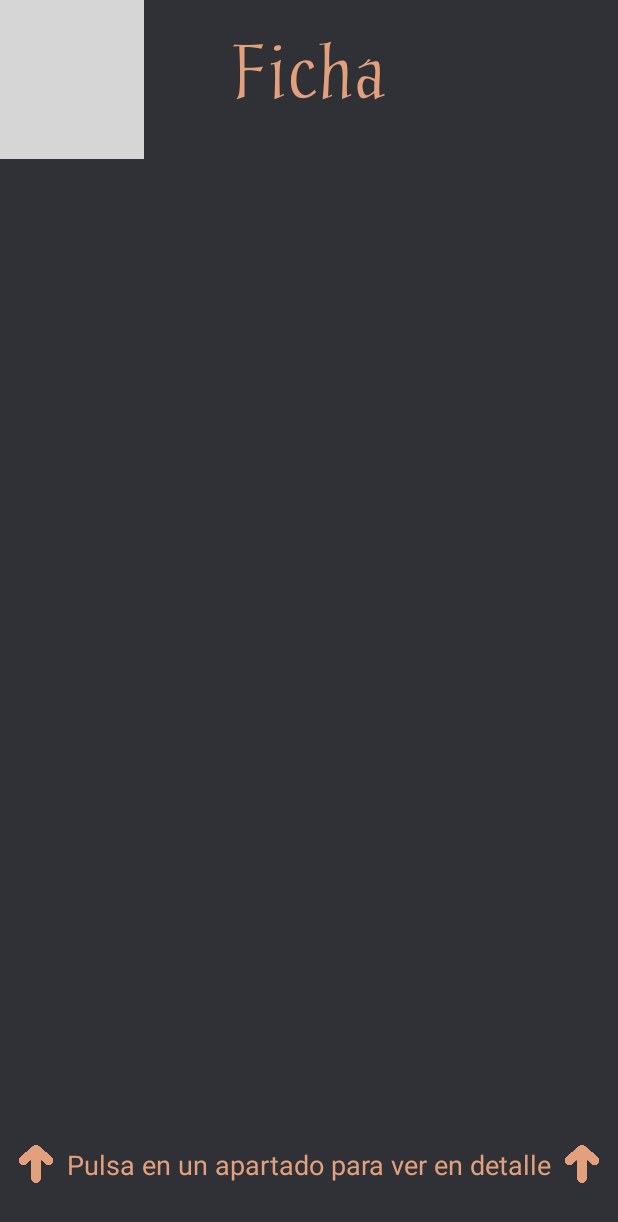
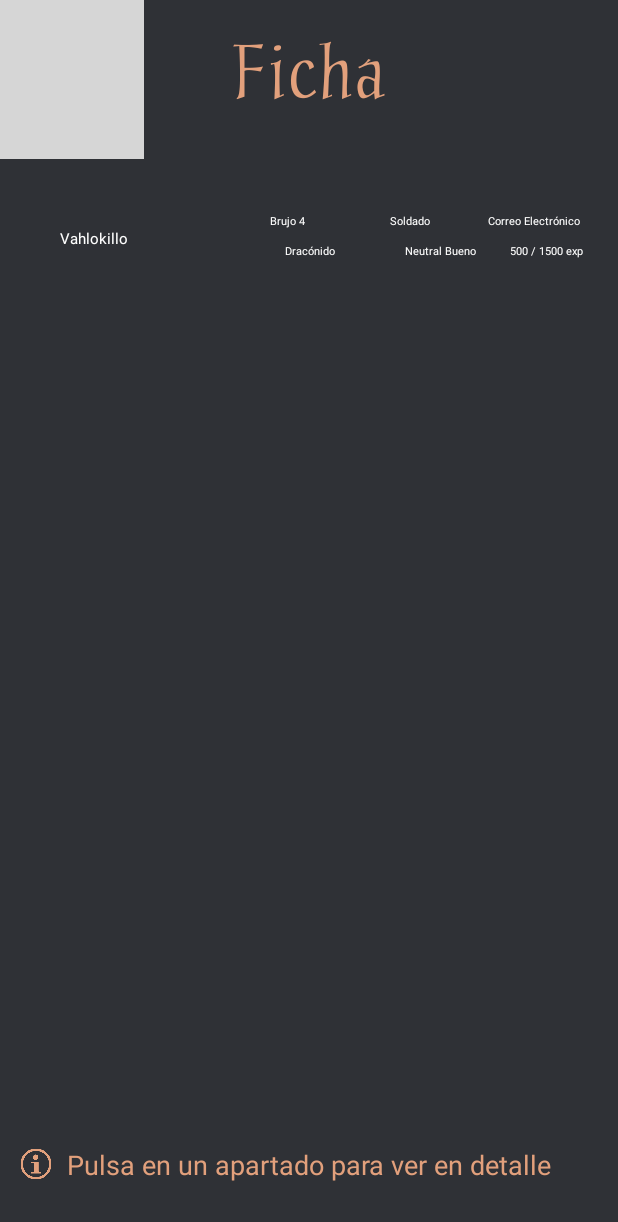
Before and after one commit to DevVahlok/rolplay, an Android app: the InicioActivity screen opened directly, with no data from a screen before it, on a phone screen of 412 x 824 dp. Shown: the top 1222 px of the screen. Run offline under Robolectric (Android 15) with nearby library versions, the phone set to English and light mode, and no system bars; our stand-ins replace Firebase (no records; nobody signed in at launch, a user with empty details on screens opened directly); grey boxes are pictures that could not be loaded.

Commit message:
Variables en miniatura puestas sobre imagen ficha. Valores de placeholder colocados.

```diff
--- a/app/src/main/AndroidManifest.xml
+++ b/app/src/main/AndroidManifest.xml
@@ -11,16 +11,16 @@
         android:theme="@style/Theme.MyApp">
         <activity
             android:name=".CabeceraActivity"
-            android:screenOrientation="portrait"/>
+            android:screenOrientation="nosensor"/>
         <activity
             android:name=".InicioActivity"
-            android:screenOrientation="portrait"/>
+            android:screenOrientation="nosensor"/>
         <activity
             android:name=".RegistrarActivity"
-            android:screenOrientation="portrait"/>
+            android:screenOrientation="nosensor"/>
         <activity
             android:name=".MainActivity"
-            android:screenOrientation="portrait">
+            android:screenOrientation="nosensor">
             <intent-filter>
                 <action android:name="android.intent.action.MAIN" />
 
--- a/app/src/main/java/com/example/rolplay/CabeceraActivity.java
+++ b/app/src/main/java/com/example/rolplay/CabeceraActivity.java
@@ -2,13 +2,9 @@
 
 import androidx.appcompat.app.AppCompatActivity;
 
-import android.media.Image;
 import android.os.Bundle;
-import android.view.View;
 import android.widget.ArrayAdapter;
-import android.widget.Button;
 import android.widget.EditText;
-import android.widget.ImageView;
 import android.widget.ProgressBar;
 import android.widget.Spinner;
 import android.widget.TextView;
--- a/app/src/main/java/com/example/rolplay/InicioActivity.java
+++ b/app/src/main/java/com/example/rolplay/InicioActivity.java
@@ -6,9 +6,11 @@
 import android.os.Bundle;
 import android.view.View;
 import android.widget.Button;
+import android.widget.TextView;
 import android.widget.Toast;
 
-import java.nio.file.Files;
+import com.google.firebase.auth.FirebaseAuth;
+import com.google.firebase.auth.FirebaseUser;
 
 public class InicioActivity extends AppCompatActivity {
 
@@ -17,15 +19,45 @@
             mBotonPestanaHabilidadesBonificadores2, mBotonPestanaCompetenciasIdiomas, mBotonPestanaEquipo,
             mBotonPestanaAtaquesConjuros, mBotonPestanaCombate, mBotonPestanaPersonalidad, mBotonPestanaRasgosAtributos;
 
+    private TextView mNombreJugador_TV, mTrasfondoPersonaje_TV, mClaseNivelPersonaje_TV, mRazaPersonaje_TV,
+            mAlineamientoPersonaje_TV, mExperienciaPersonaje_TV, mNombrePersonaje_TV;
+
+    private FirebaseUser mUsuario;
+    private FirebaseAuth mAuth;
+
     @Override
     protected void onCreate(Bundle savedInstanceState) {
         super.onCreate(savedInstanceState);
         setContentView(R.layout.activity_inicio);
 
+        //Incialización de variables
         mBotonPestanaCabecera = findViewById(R.id.ActivityInicio_cabecera_btn);
         mBotonPestanaPuntosHabilidad = findViewById(R.id.ActivityInicio_puntosHabilidad_btn);
         mBotonPestanaHabilidadesBonificadores1 = findViewById(R.id.ActivityInicio_habilidadesBonificadores1_btn);
         mBotonPestanaHabilidadesBonificadores2 = findViewById(R.id.ActivityInicio_habilidadesBonificadores2_btn);
+        mNombreJugador_TV = findViewById(R.id.ActivityInicio_nombreJugador_TV);
+        mClaseNivelPersonaje_TV = findViewById(R.id.ActivityInicio_claseNivelPersonaje_TV);
+        mTrasfondoPersonaje_TV = findViewById(R.id.ActivityInicio_trasfondoPersonaje_TV);
+        mRazaPersonaje_TV = findViewById(R.id.ActivityInicio_razaPersonaje_TV);
+        mAlineamientoPersonaje_TV = findViewById(R.id.ActivityInicio_alineamientoPersonaje_TV);
+        mExperienciaPersonaje_TV = findViewById(R.id.ActivityInicio_experienciaPersonaje_TV);
+        mNombreJugador_TV = findViewById(R.id.ActivityInicio_NombrePersonaje_TV);
+
+        mAuth = FirebaseAuth.getInstance();
+        mUsuario = mAuth.getCurrentUser();
+
+        //TODO: Setear datos de Firebase en los siguientes campos
+        //Seteo datos en ficha
+        //ALERTA: DATOS DE PLACEHOLDER, SUSTITUIR POR BBDD DE FIREBASE
+        mNombreJugador_TV.setText(mUsuario.getEmail());
+        mClaseNivelPersonaje_TV.setText("Brujo 4");
+        mTrasfondoPersonaje_TV.setText("Soldado");
+        mRazaPersonaje_TV.setText("Dracónido");
+        //TODO: No hay alineamientos en BBDD. Maybe añadirlos a FireBase?
+        mAlineamientoPersonaje_TV.setText("Neutral Bueno");
+        mExperienciaPersonaje_TV.setText("500 / 1500 exp");
+        mNombreJugador_TV.setText("Vahlokillo");
+
 
         mBotonPestanaCabecera.setOnClickListener(new View.OnClickListener() {
             @Override
--- a/app/src/main/res/layout/activity_cabecera.xml
+++ b/app/src/main/res/layout/activity_cabecera.xml
@@ -143,6 +143,6 @@
         android:textColor="@color/colorPrimary"
         android:textSize="14sp"
         android:layout_below="@+id/CabeceraActivity_nivel_barraProgreso"
-        android:layout_alignRight="@id/CabeceraActivity_nivel_barraProgreso"/>
+        android:layout_alignEnd="@id/CabeceraActivity_nivel_barraProgreso"/>
 
 </RelativeLayout>
--- a/app/src/main/res/layout/activity_inicio.xml
+++ b/app/src/main/res/layout/activity_inicio.xml
@@ -153,25 +153,92 @@
         android:paddingBottom="35dp"/>
 
     <ImageView
-        android:id="@+id/ActivityInicio_FlechaArribaDer_img"
-        android:contentDescription="@string/pulsaApartadoVerDetalle"
-        android:layout_width="25dp"
-        android:layout_height="25dp"
-        app:srcCompat="@drawable/flecha_arriba"
-        android:layout_toEndOf="@id/ActivityInicio_textoInferior_et"
-        android:layout_alignParentBottom="true"
-        android:layout_marginBottom="35dp"
-        android:layout_marginStart="8dp"/>
-
-    <ImageView
         android:id="@+id/ActivityInicio_FlechaArribaIzq_img"
         android:contentDescription="@string/pulsaApartadoVerDetalle"
         android:layout_width="25dp"
         android:layout_height="25dp"
-        app:srcCompat="@drawable/flecha_arriba"
+        app:srcCompat="@drawable/info"
         android:layout_toStartOf="@id/ActivityInicio_textoInferior_et"
         android:layout_alignParentBottom="true"
         android:layout_marginBottom="35dp"
         android:layout_marginEnd="8dp"/>
 
+    <TextView
+        android:id="@+id/ActivityInicio_nombreJugador_TV"
+        android:layout_width="wrap_content"
+        android:layout_height="wrap_content"
+        android:text="@string/correoElectronico"
+        android:textColor="@color/colorBlanco"
+        android:textSize="7sp"
+        android:layout_alignStart="@id/ActivityInicio_cabecera_btn"
+        android:layout_marginTop="142dp"
+        android:layout_marginStart="325dp"/>
+
+    <TextView
+        android:id="@+id/ActivityInicio_trasfondoPersonaje_TV"
+        android:layout_width="wrap_content"
+        android:layout_height="wrap_content"
+        android:text="@string/trasfondo"
+        android:textColor="@color/colorBlanco"
+        android:textSize="7sp"
+        android:layout_alignStart="@id/ActivityInicio_cabecera_btn"
+        android:layout_marginTop="142dp"
+        android:layout_marginStart="260dp"/>
+
+    <TextView
+        android:id="@+id/ActivityInicio_claseNivelPersonaje_TV"
+        android:layout_width="wrap_content"
+        android:layout_height="wrap_content"
+        android:text="@string/clase"
+        android:textColor="@color/colorBlanco"
+        android:textSize="7sp"
+        android:layout_alignStart="@id/ActivityInicio_cabecera_btn"
+        android:layout_marginTop="142dp"
+        android:layout_marginStart="180dp"/>
+
+    <TextView
+        android:id="@+id/ActivityInicio_razaPersonaje_TV"
+        android:layout_width="wrap_content"
+        android:layout_height="wrap_content"
+        android:text="@string/raza"
+        android:textColor="@color/colorBlanco"
+        android:textSize="7sp"
+        android:layout_below="@id/ActivityInicio_claseNivelPersonaje_TV"
+        android:layout_marginTop="10dp"
+        android:layout_marginStart="190dp"/>
+
+    <TextView
+        android:id="@+id/ActivityInicio_alineamientoPersonaje_TV"
+        android:layout_width="wrap_content"
+        android:layout_height="wrap_content"
+        android:text="@string/alineamiento"
+        android:textColor="@color/colorBlanco"
+        android:textSize="7sp"
+        android:layout_below="@id/ActivityInicio_trasfondoPersonaje_TV"
+        android:layout_marginTop="10dp"
+        android:layout_marginStart="270dp"/>
+
+    <TextView
+        android:id="@+id/ActivityInicio_experienciaPersonaje_TV"
+        android:layout_width="wrap_content"
+        android:layout_height="wrap_content"
+        android:text="@string/experiencia"
+        android:textColor="@color/colorBlanco"
+        android:textSize="7sp"
+        android:layout_below="@id/ActivityInicio_nombreJugador_TV"
+        android:layout_marginTop="10dp"
+        android:layout_marginStart="340dp"/>
+
+    <TextView
+        android:id="@+id/ActivityInicio_NombrePersonaje_TV"
+        android:layout_width="wrap_content"
+        android:layout_height="wrap_content"
+        android:text="@string/nombre"
+        android:textColor="@color/colorBlanco"
+        android:textSize="10sp"
+        android:layout_alignStart="@id/ActivityInicio_cabecera_btn"
+        android:layout_marginTop="152dp"
+        android:layout_marginStart="40dp"/>
+
+
 </RelativeLayout>
```
Also changed, not shown: app/src/main/res/drawable-v24/info.png (added).
